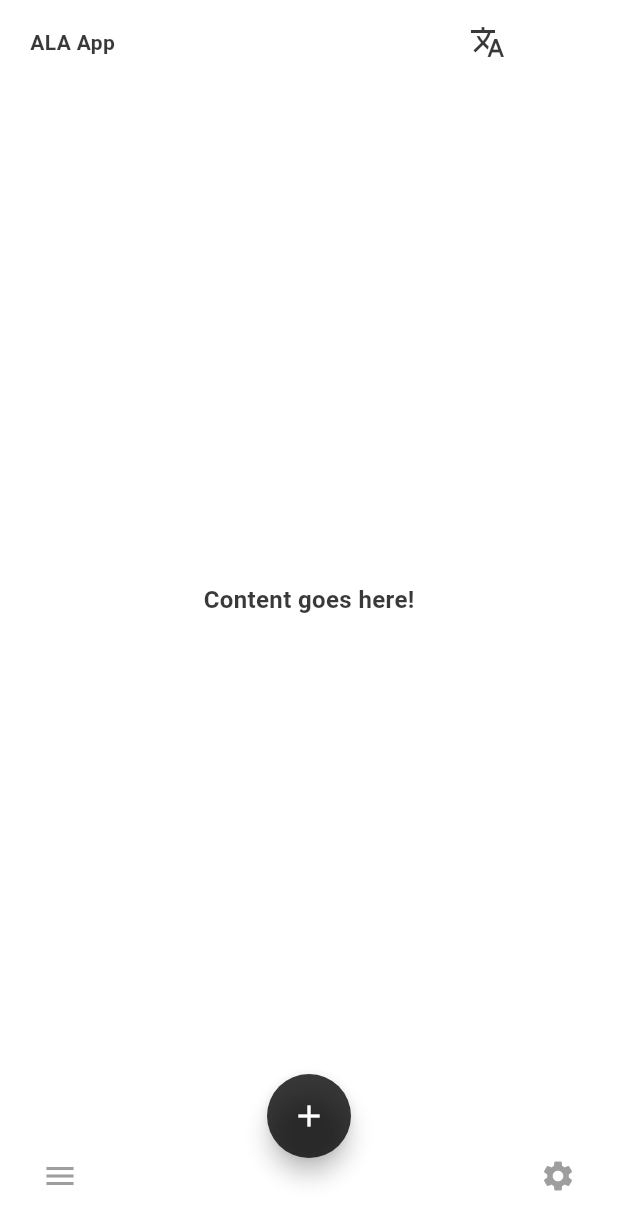
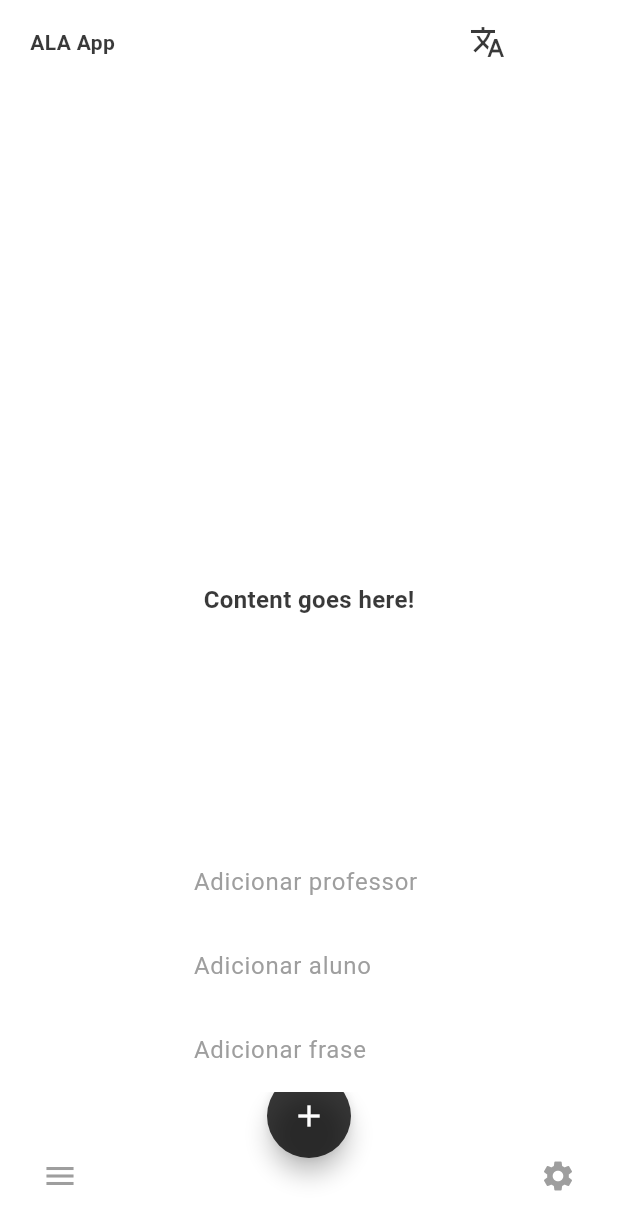
Before and after one commit to asda-projects/phutfend, a Flutter app: the screen it shows after launch, after a tap on the "add" icon, on a phone screen of 412 x 824 dp. Shown: the top 1230 px of the screen. Run offline on Flutter 3.47's test engine with Material 3 defaults, Android fonts, the light colour scheme and no system bars; our stand-ins replace faker, firebase_auth, firebase_core; missing offline and left inert: translator; accounts and stored records are empty; network calls fail; Roboto replaces fonts that are missing (Tahoma).

Commit message:
main page with option to add created

```diff
--- a/app/lib/presentation/boilerplate/buttons.dart
+++ b/app/lib/presentation/boilerplate/buttons.dart
@@ -158,52 +158,135 @@ class LanguageSelector extends StatelessWidget {
   }
 }
 
-class AddDropDownButton extends StatefulWidget {
-  const AddDropDownButton({Key? key}) : super(key: key);
+class DropDownFloatingActionButton extends StatefulWidget {
+  final IconData? floatingBtnIcon;
+  final List<Widget> childrensOverlayEntry;
+
+  const DropDownFloatingActionButton({
+    super.key,
+    required this.floatingBtnIcon,
+    required this.childrensOverlayEntry,
+  });
 
   @override
-  _AddDropDownButtonState createState() => _AddDropDownButtonState();
+  _DropDownFloatingActionButtonState createState() =>
+      _DropDownFloatingActionButtonState();
 }
 
-class _AddDropDownButtonState extends State<AddDropDownButton> {
-  String? _selectedPage;
+class _DropDownFloatingActionButtonState
+    extends State<DropDownFloatingActionButton> with WidgetsBindingObserver {
+  OverlayEntry? _overlayEntry;
+  final Map<String, String> _translations = {};
+
+  @override
+  void initState() {
+    super.initState();
+    WidgetsBinding.instance.addObserver(this);
+    _cacheTranslations();
+     Provider.of<LanguageProvider>(context, listen: false).addListener(_cacheTranslations);
+  }
+
+  @override
+  void dispose() {
+    WidgetsBinding.instance.removeObserver(this);
+    // Remove listener when disposing
+    Provider.of<LanguageProvider>(context, listen: false).removeListener(_cacheTranslations);
+    _removeOverlay();
+    super.dispose();
+  }
+
+  void _toggleDropdown() {
+    if (_overlayEntry == null) {
+      _overlayEntry = _createOverlayEntry();
+      Overlay.of(context).insert(_overlayEntry!);
+    } else {
+      _removeOverlay();
+    }
+  }
+
+void _cacheTranslations() async {
+  final languageCode =
+      Provider.of<LanguageProvider>(context, listen: false).languageCode;
+  for (var child in widget.childrensOverlayEntry) {
+    if (child is ListTile && child.title is TranslatableText) {
+      TranslatableText translatableText = child.title as TranslatableText;
+      // Always re-translate if the language code changes
+      String translation = await TranslationService()
+          .translateText(translatableText.text, languageCode);
+      setState(() {
+        _translations[translatableText.text] = translation;
+      });
+    }
+  }
+}
+
+  OverlayEntry _createOverlayEntry() {
+  RenderBox renderBox = context.findRenderObject() as RenderBox;
+  var size = renderBox.size;
+  var offset = renderBox.localToGlobal(Offset.zero);
+
+  return OverlayEntry(
+    builder: (context) => GestureDetector(
+      onTap: _removeOverlay, // Close overlay when tapping outside
+      behavior: HitTestBehavior.translucent,
+      child: Stack(
+        children: [
+          Positioned(
+            left: offset.dx - 65,
+            top: offset.dy - size.height - 100,
+            width: size.width + 140,
+            child: ClipRRect(
+              borderRadius: BorderRadius.circular(8.0),
+              child: Material(
+                // color: Colors.transparent, // Make the material transparent
+                child: Column(
+                  mainAxisSize: MainAxisSize.min,
+                  children: widget.childrensOverlayEntry.map((child) {
+                    if (child is ListTile && child.title is TranslatableText) {
+                      TranslatableText translatableText =
+                          child.title as TranslatableText;
+                      return ListTile(
+                        title: Text(_translations[translatableText.text] ??
+                            translatableText.text),
+                        onTap: () {
+                          if (child.onTap != null) {
+                            child.onTap!();
+                          }
+                          _removeOverlay();
+                        },
+                      );
+                    } else {
+                      return child;
+                    }
+                  }).toList(),
+                ),
+              ),
+            ),
+          ),
+        ],
+      ),
+    ),
+  );
+}
+
+
+  void _removeOverlay() {
+    _overlayEntry?.remove();
+    _overlayEntry = null;
+  }
+
+  @override
+  void didChangeMetrics() {
+    _removeOverlay();
+    super.didChangeMetrics();
+  }
 
   @override
   Widget build(BuildContext context) {
-    TextStyle defaultTextStyle = TextStyle(
-        fontSize: 14,
-        fontFamily: "Tahoma",
-        color: Theme.of(context).colorScheme.primary,
-        fontWeight: FontWeight.bold);
-
-    return Theme(
-      data: Theme.of(context).copyWith(
-        hoverColor: Colors.transparent,
-        focusColor: Colors.transparent,
-      ),
-      child: DropdownButton<String>(
-        // hint: TranslatableText("", defaultTextStyle),
-        value: _selectedPage,
-        onChanged: (String? newValue) {
-          setState(() {
-            _selectedPage = newValue;
-            // Call your external navigateToPage function here
-            if (_selectedPage != null) {
-              navigateToPage(context, _selectedPage!);
-            }
-          });
-        },
-        items: [
-          'Adicionar Professor',
-          'Adicionar Aluno',
-          'Adicionar Frase',
-        ].map<DropdownMenuItem<String>>((String value) {
-          return DropdownMenuItem<String>(
-            value: value,
-            child: TranslatableText(value, defaultTextStyle),
-          );
-        }).toList(),
-      ),
+    return FloatingActionButton(
+      shape: const CircleBorder(eccentricity: 0.3),
+      onPressed: _toggleDropdown,
+      child: Icon(widget.floatingBtnIcon),
     );
   }
 }
--- a/app/lib/presentation/screen/paths/main_screen.dart
+++ b/app/lib/presentation/screen/paths/main_screen.dart
@@ -1,19 +1,21 @@
+import 'package:app/presentation/boilerplate/buttons.dart';
 import 'package:flutter/material.dart';
 
 class MainScreen extends StatefulWidget {
   final PreferredSizeWidget? appBar;
   final Widget? body;
   final IconData? floatingBtnIcon;
-  final void Function()? floatingBtnOnPressed;
   final List<Widget> childrenWidgets;
+  final List<Widget> childrensOverlayEntry;
+
 
   const MainScreen({
     super.key,
     this.appBar,
     this.body,
     this.floatingBtnIcon,
-    required this.floatingBtnOnPressed,
     required this.childrenWidgets,
+    required this.childrensOverlayEntry,
   });
 
   @override
@@ -24,14 +26,13 @@ class MainScreen extends StatefulWidget {
 class _MainScreenState extends State<MainScreen> {
   @override
   Widget build(BuildContext context) {
+
     return Scaffold(
       appBar: widget.appBar,
       body: widget.body,
-      floatingActionButton: FloatingActionButton(
-        shape: const CircleBorder(eccentricity: 0.3),
-        onPressed: widget.floatingBtnOnPressed,
-        child: Icon(widget.floatingBtnIcon),
-      ),
+      floatingActionButton:  DropDownFloatingActionButton(
+        floatingBtnIcon: widget.floatingBtnIcon,
+        childrensOverlayEntry: widget.childrensOverlayEntry,),
       floatingActionButtonLocation: FloatingActionButtonLocation.centerDocked,
       bottomNavigationBar: BottomAppBar(
         shape: const CircularNotchedRectangle(),
@@ -45,3 +46,27 @@ class _MainScreenState extends State<MainScreen> {
     );
   }
 }
+
+/**
+ * [
+              ListTile(
+                title:
+                    TranslatableText('Adicionar Professor', defaultTextStyle),
+                onTap: () {
+                  navigateToPage(context, 'StaffAddTeacher');
+                },
+              ),
+              ListTile(
+                title: TranslatableText('Adicionar Aluno', defaultTextStyle),
+                onTap: () {
+                  navigateToPage(context, 'StaffAddStudent');
+                },
+              ),
+              ListTile(
+                title: TranslatableText('Adicionar Frase', defaultTextStyle),
+                onTap: () {
+                  navigateToPage(context, 'StaffAddPhrase');
+                },
+              ),
+            ]
+ */
--- a/app/lib/presentation/screen/paths/staff/main/staff_main_screen.dart
+++ b/app/lib/presentation/screen/paths/staff/main/staff_main_screen.dart
@@ -2,6 +2,7 @@ import 'package:app/presentation/boilerplate/buttons.dart';
 import 'package:app/presentation/boilerplate/text_fields.dart';
 
 import 'package:app/presentation/screen/paths/main_screen.dart';
+import 'package:app/presentation/utils/navigation.dart';
 import 'package:flutter/material.dart';
 
 class StaffMainScreen extends StatefulWidget {
@@ -15,6 +16,17 @@ class StaffMainScreen extends StatefulWidget {
 class _StaffMainScreenState extends State<StaffMainScreen> {
   @override
   Widget build(BuildContext context) {
+
+
+
+    TextStyle defaultTextStyle = TextStyle(
+        fontSize: 14,
+        fontFamily: "Tahoma",
+        color: Theme.of(context).colorScheme.primary,
+        );
+
+
+
     return MainScreen(
         appBar: AppBar(actions: [
           Padding(
@@ -32,9 +44,6 @@ class _StaffMainScreenState extends State<StaffMainScreen> {
               padding: EdgeInsets.only(right: 20), child: LanguageSelector())
         ]),
         floatingBtnIcon: Icons.add,
-        floatingBtnOnPressed: () {
-          // Add your onPressed code here!
-        },
         body: Center(
             child: TranslatableText(
           "Content goes here!",
@@ -57,7 +66,27 @@ class _StaffMainScreenState extends State<StaffMainScreen> {
               // Add your onPressed code here!
             },
           ),
-        ]);
+        ], childrensOverlayEntry: [
+              ListTile(
+                title:
+                    TranslatableText('Adicionar professor', defaultTextStyle),
+                onTap: () {
+                  navigateToPage(context, 'StaffAddTeacher');
+                },
+              ),
+              ListTile(
+                title: TranslatableText('Adicionar aluno', defaultTextStyle),
+                onTap: () {
+                  navigateToPage(context, 'StaffAddStudent');
+                },
+              ),
+              ListTile(
+                title: TranslatableText('Adicionar frase', defaultTextStyle),
+                onTap: () {
+                  navigateToPage(context, 'StaffAddPhrase');
+                },
+              ),
+            ],);
   }
 }
 
```
Also changed, not shown: app/lib/presentation/screen/paths/staff/add_phrase/staff_add_phrase.dart (+17 -2 lines), app/lib/presentation/screen/paths/staff/add_student/staff_add_student.dart (+15 -2 lines), app/lib/presentation/screen/paths/staff/add_teacher/staff_add_teacher.dart (+15 -2 lines).
